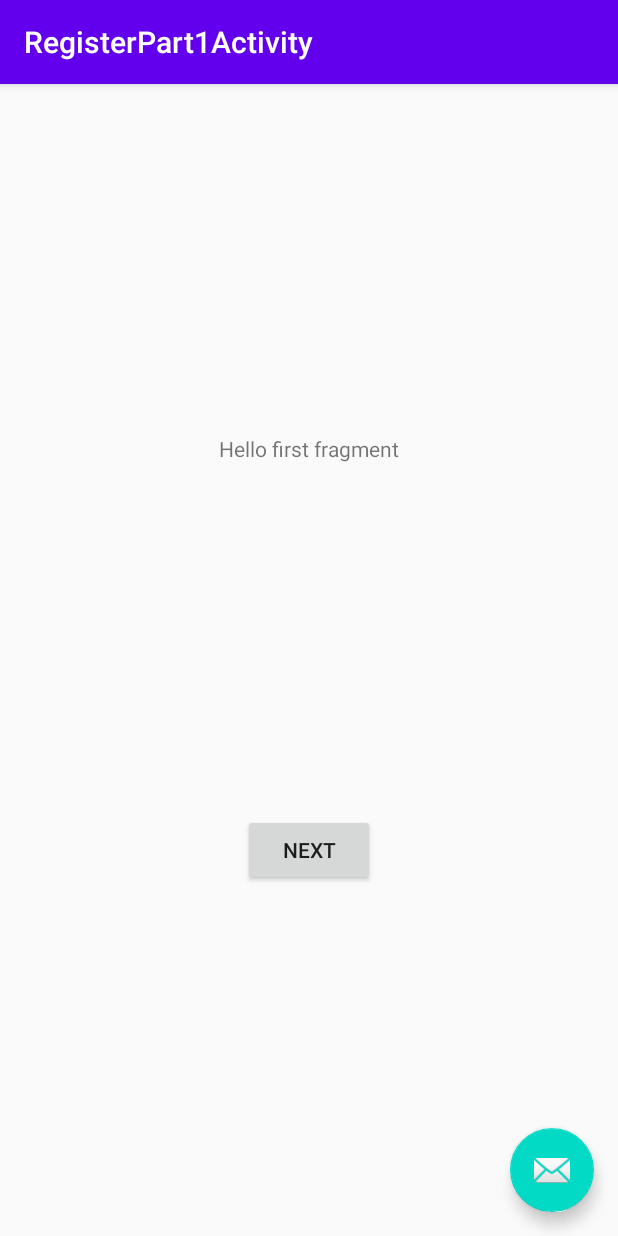
After one commit to Vek0n/Korona-Zakupy-Android-App, an Android app: the FirstFragment screen opened directly, with no data from a screen before it, on a phone screen of 412 x 824 dp. The commit adds this screen. Run offline under Robolectric (Android 15) with nearby library versions, the phone set to English and light mode, and no system bars; network calls fail.

Commit message:
Started working on registration feature

```diff
--- /dev/null
+++ b/app/src/main/java/com/maskjs/korona_zakupy/FirstFragment.kt
@@ -0,0 +1,31 @@
+package com.maskjs.korona_zakupy
+
+import android.os.Bundle
+import androidx.fragment.app.Fragment
+import android.view.LayoutInflater
+import android.view.View
+import android.view.ViewGroup
+import android.widget.Button
+import androidx.navigation.fragment.findNavController
+
+/**
+ * A simple [Fragment] subclass as the default destination in the navigation.
+ */
+class FirstFragment : Fragment() {
+
+    override fun onCreateView(
+        inflater: LayoutInflater, container: ViewGroup?,
+        savedInstanceState: Bundle?
+    ): View? {
+        // Inflate the layout for this fragment
+        return inflater.inflate(R.layout.fragment_first, container, false)
+    }
+
+    override fun onViewCreated(view: View, savedInstanceState: Bundle?) {
+        super.onViewCreated(view, savedInstanceState)
+
+        view.findViewById<Button>(R.id.button_first).setOnClickListener {
+            findNavController().navigate(R.id.action_FirstFragment_to_SecondFragment)
+        }
+    }
+}
--- /dev/null
+++ b/app/src/main/java/com/maskjs/korona_zakupy/RegisterPart1Activity.kt
@@ -0,0 +1,22 @@
+package com.maskjs.korona_zakupy
+
+import android.os.Bundle
+import com.google.android.material.snackbar.Snackbar
+import androidx.appcompat.app.AppCompatActivity
+
+import kotlinx.android.synthetic.main.activity_register_part1.*
+
+class RegisterPart1Activity : AppCompatActivity() {
+
+    override fun onCreate(savedInstanceState: Bundle?) {
+        super.onCreate(savedInstanceState)
+        setContentView(R.layout.activity_register_part1)
+        setSupportActionBar(toolbar)
+
+        fab.setOnClickListener { view ->
+            Snackbar.make(view, "Replace with your own action", Snackbar.LENGTH_LONG)
+                .setAction("Action", null).show()
+        }
+    }
+
+}
--- /dev/null
+++ b/app/src/main/res/layout/activity_register_part1.xml
@@ -0,0 +1,33 @@
+<?xml version="1.0" encoding="utf-8"?>
+<androidx.coordinatorlayout.widget.CoordinatorLayout xmlns:android="http://schemas.android.com/apk/res/android"
+    xmlns:app="http://schemas.android.com/apk/res-auto"
+    xmlns:tools="http://schemas.android.com/tools"
+    android:layout_width="match_parent"
+    android:layout_height="match_parent"
+    tools:context=".RegisterPart1Activity">
+
+    <com.google.android.material.appbar.AppBarLayout
+        android:layout_width="match_parent"
+        android:layout_height="wrap_content"
+        android:theme="@style/AppTheme.AppBarOverlay">
+
+        <androidx.appcompat.widget.Toolbar
+            android:id="@+id/toolbar"
+            android:layout_width="match_parent"
+            android:layout_height="?attr/actionBarSize"
+            android:background="?attr/colorPrimary"
+            app:popupTheme="@style/AppTheme.PopupOverlay" />
+
+    </com.google.android.material.appbar.AppBarLayout>
+
+    <include layout="@layout/content_register_part1" />
+
+    <com.google.android.material.floatingactionbutton.FloatingActionButton
+        android:id="@+id/fab"
+        android:layout_width="wrap_content"
+        android:layout_height="wrap_content"
+        android:layout_gravity="bottom|end"
+        android:layout_margin="@dimen/fab_margin"
+        app:srcCompat="@android:drawable/ic_dialog_email" />
+
+</androidx.coordinatorlayout.widget.CoordinatorLayout>
--- /dev/null
+++ b/app/src/main/res/layout/content_register_part1.xml
@@ -0,0 +1,19 @@
+<?xml version="1.0" encoding="utf-8"?>
+<androidx.constraintlayout.widget.ConstraintLayout xmlns:android="http://schemas.android.com/apk/res/android"
+    xmlns:app="http://schemas.android.com/apk/res-auto"
+    android:layout_width="match_parent"
+    android:layout_height="match_parent"
+    app:layout_behavior="@string/appbar_scrolling_view_behavior">
+
+    <fragment
+        android:id="@+id/nav_host_fragment"
+        android:name="androidx.navigation.fragment.NavHostFragment"
+        android:layout_width="0dp"
+        android:layout_height="0dp"
+        app:defaultNavHost="true"
+        app:layout_constraintBottom_toBottomOf="parent"
+        app:layout_constraintLeft_toLeftOf="parent"
+        app:layout_constraintRight_toRightOf="parent"
+        app:layout_constraintTop_toTopOf="parent"
+        app:navGraph="@navigation/nav_graph" />
+</androidx.constraintlayout.widget.ConstraintLayout>
--- /dev/null
+++ b/app/src/main/res/layout/fragment_first.xml
@@ -0,0 +1,28 @@
+<?xml version="1.0" encoding="utf-8"?>
+<androidx.constraintlayout.widget.ConstraintLayout xmlns:android="http://schemas.android.com/apk/res/android"
+    xmlns:app="http://schemas.android.com/apk/res-auto"
+    xmlns:tools="http://schemas.android.com/tools"
+    android:layout_width="match_parent"
+    android:layout_height="match_parent"
+    tools:context=".FirstFragment">
+
+    <TextView
+        android:id="@+id/textview_first"
+        android:layout_width="wrap_content"
+        android:layout_height="wrap_content"
+        android:text="@string/hello_first_fragment"
+        app:layout_constraintBottom_toTopOf="@id/button_first"
+        app:layout_constraintEnd_toEndOf="parent"
+        app:layout_constraintStart_toStartOf="parent"
+        app:layout_constraintTop_toTopOf="parent" />
+
+    <Button
+        android:id="@+id/button_first"
+        android:layout_width="wrap_content"
+        android:layout_height="wrap_content"
+        android:text="@string/next"
+        app:layout_constraintBottom_toBottomOf="parent"
+        app:layout_constraintEnd_toEndOf="parent"
+        app:layout_constraintStart_toStartOf="parent"
+        app:layout_constraintTop_toBottomOf="@id/textview_first" />
+</androidx.constraintlayout.widget.ConstraintLayout>
--- /dev/null
+++ b/app/src/main/res/navigation/nav_graph.xml
@@ -0,0 +1,28 @@
+<?xml version="1.0" encoding="utf-8"?>
+<navigation xmlns:android="http://schemas.android.com/apk/res/android"
+    xmlns:app="http://schemas.android.com/apk/res-auto"
+    xmlns:tools="http://schemas.android.com/tools"
+    android:id="@+id/nav_graph"
+    app:startDestination="@id/FirstFragment">
+
+    <fragment
+        android:id="@+id/FirstFragment"
+        android:name="com.maskjs.korona_zakupy.FirstFragment"
+        android:label="@string/first_fragment_label"
+        tools:layout="@layout/fragment_first">
+
+        <action
+            android:id="@+id/action_FirstFragment_to_SecondFragment"
+            app:destination="@id/SecondFragment" />
+    </fragment>
+    <fragment
+        android:id="@+id/SecondFragment"
+        android:name="com.maskjs.korona_zakupy.SecondFragment"
+        android:label="@string/second_fragment_label"
+        tools:layout="@layout/fragment_second">
+
+        <action
+            android:id="@+id/action_SecondFragment_to_FirstFragment"
+            app:destination="@id/FirstFragment" />
+    </fragment>
+</navigation>
--- /dev/null
+++ b/app/src/main/res/values/dimens.xml
@@ -0,0 +1,3 @@
+<resources>
+    <dimen name="fab_margin">16dp</dimen>
+</resources>
--- a/app/src/main/res/values/strings.xml
+++ b/app/src/main/res/values/strings.xml
@@ -1,3 +1,12 @@
 <resources>
     <string name="app_name">Korona-Zakupy</string>
+    <string name="title_activity_register_part1">RegisterPart1Activity</string>
+    <!-- Strings used for fragments for navigation -->
+    <string name="first_fragment_label">First Fragment</string>
+    <string name="second_fragment_label">Second Fragment</string>
+    <string name="next">Next</string>
+    <string name="previous">Previous</string>
+
+    <string name="hello_first_fragment">Hello first fragment</string>
+    <string name="hello_second_fragment">Hello second fragment. Arg: %1$s</string>
 </resources>
--- a/app/src/main/res/values/styles.xml
+++ b/app/src/main/res/values/styles.xml
@@ -8,4 +8,13 @@
         <item name="colorAccent">@color/colorAccent</item>
     </style>
 
+    <style name="AppTheme.NoActionBar">
+        <item name="windowActionBar">false</item>
+        <item name="windowNoTitle">true</item>
+    </style>
+
+    <style name="AppTheme.AppBarOverlay" parent="ThemeOverlay.AppCompat.Dark.ActionBar" />
+
+    <style name="AppTheme.PopupOverlay" parent="ThemeOverlay.AppCompat.Light" />
+
 </resources>
```
Also changed, not shown: app/build.gradle (+15 -0 lines), app/src/main/AndroidManifest.xml (+6 -1 lines), app/src/main/java/com/maskjs/korona_zakupy/SecondFragment.kt (added, +31 -0 lines), app/src/main/res/layout/fragment_second.xml (added, +27 -0 lines).
